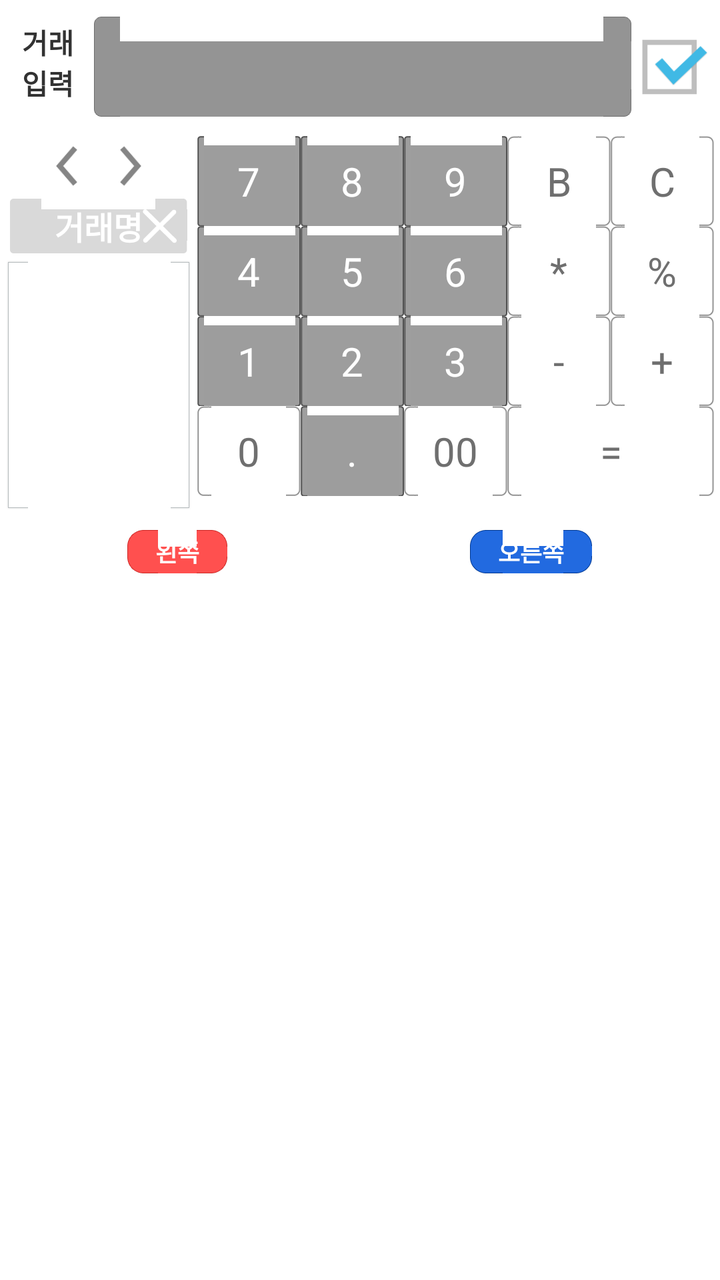
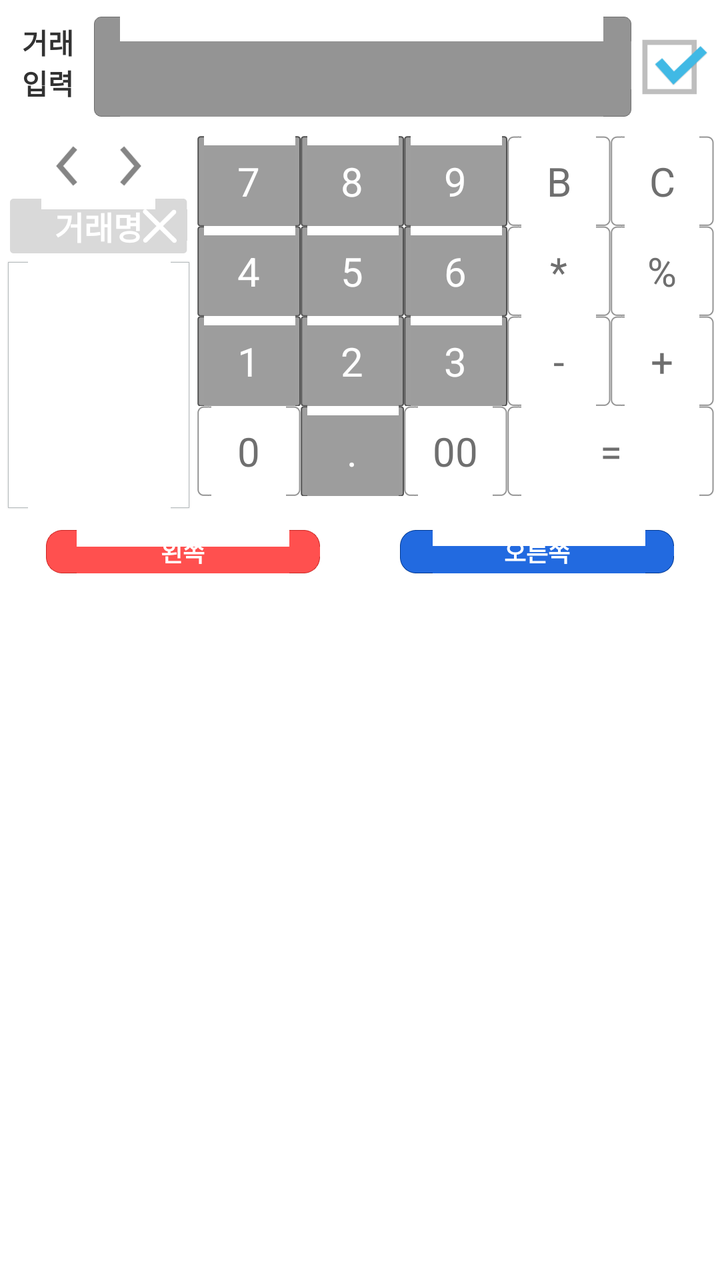

Screens rendered from an Android XML layout before and after an edit, with the pre-edit source and the edit as a unified diff.
<!-- AndroidManifest.xml: application theme AppTheme -->
<!-- res/layout/fragment_transaction_insert_tab.xml -->
<?xml version="1.0" encoding="utf-8"?>
<LinearLayout xmlns:android="http://schemas.android.com/apk/res/android"
    android:layout_width="match_parent"
    android:layout_height="match_parent"
    android:orientation="vertical"
    android:paddingLeft="3dp"
    android:paddingRight="3dp" >

    <LinearLayout
        android:layout_width="match_parent"
        android:layout_height="wrap_content"
        android:layout_marginBottom="4dp"
        android:layout_marginTop="6dp"
        android:orientation="horizontal"
        android:weightSum="1" >

        <TextView
            android:id="@+id/insert_mode"
            android:layout_width="wrap_content"
            android:layout_height="50dp"
            android:gravity="center"
            android:textSize="14sp"
            android:text="@string/mode_entry_insert"
            android:textStyle="bold"
            android:layout_weight="0.1" />

        <TextView
            android:id="@+id/insert_amount"
            android:layout_width="match_parent"
            android:layout_height="50dp"
            android:layout_gravity="right|center_vertical"
            android:layout_marginLeft="2dp"
            android:layout_marginRight="2dp"
            android:layout_weight="0.6"
            android:background="@drawable/input_box_dark"
            android:gravity="right|center_vertical"
            android:lines="1"
            android:paddingLeft="8dp"
            android:paddingRight="8dp"
            android:textColor="@color/text_white"
            android:textSize="25sp"
            android:textStyle="bold" />

        <ImageView
            android:id="@+id/insert_submit"
            android:layout_width="80dp"
            android:layout_height="55dp"
            android:layout_gravity="center"
            android:layout_weight="0.3"
            android:contentDescription="@string/na"
            android:gravity="center"
            android:src="@drawable/check_on" />
    </LinearLayout>

    <LinearLayout
        android:layout_width="match_parent"
        android:layout_height="wrap_content"
        android:layout_marginTop="3dp"
        android:baselineAligned="false"
        android:orientation="horizontal"
        android:weightSum="1" >

        <LinearLayout
            android:layout_width="wrap_content"
            android:layout_height="wrap_content"
            android:layout_weight="0.1"
            android:orientation="vertical" >

            <LinearLayout
                android:layout_width="wrap_content"
                android:layout_height="wrap_content"
                android:layout_gravity="center"
                android:gravity="center"
                android:orientation="horizontal" >

                <ImageView
                    android:id="@+id/insert_yesterday"
                    android:layout_width="wrap_content"
                    android:layout_height="30dp"
                    android:layout_gravity="center"
                    android:contentDescription="@string/na"
                    android:gravity="center"
                    android:src="@drawable/ic_action_previous_item" />

                <TextView
                    android:id="@+id/insert_date"
                    android:layout_width="wrap_content"
                    android:layout_height="30dp"
                    android:layout_gravity="center"
                    android:gravity="center"
                    android:textSize="15sp" />

                <ImageView
                    android:id="@+id/insert_tomorrow"
                    android:layout_width="wrap_content"
                    android:layout_height="30dp"
                    android:layout_gravity="center"
                    android:contentDescription="@string/na"
                    android:gravity="center"
                    android:src="@drawable/ic_action_next_item" />
            </LinearLayout>

            <FrameLayout
                android:layout_width="fill_parent"
                android:layout_height="wrap_content"
                android:layout_gravity="center"
                android:layout_marginBottom="3dp"
                android:layout_marginLeft="2dp"
                android:layout_marginRight="2dp"
                android:layout_marginTop="1dp" >

                <EditText
                    android:id="@+id/insert_entry_title"
                    android:layout_width="fill_parent"
                    android:layout_height="wrap_content"
                    android:layout_gravity="center"
                    android:background="@drawable/process_n"
                    android:gravity="center"
                    android:hint="@string/insert_item_title"
                    android:inputType="text"
                    android:padding="2dp"
                    android:textColor="@color/text_light_blue"
                    android:textColorHint="@color/text_white"
                    android:textSize="16sp"
                    android:textStyle="bold" />

                <ImageView
                    android:id="@+id/insert_title_clear"
                    android:layout_width="wrap_content"
                    android:layout_height="wrap_content"
                    android:layout_gravity="right|center_vertical"
                    android:contentDescription="@string/na"
                    android:src="@drawable/close" />
            </FrameLayout>

            <ListView
                android:id="@+id/insert_frequent_items"
                android:layout_width="fill_parent"
                android:layout_height="125dp"
                android:background="@drawable/input_box_rect"
                android:padding="2dp" />
        </LinearLayout>

        <LinearLayout
            android:layout_width="0dp"
            android:layout_height="wrap_content"
            android:layout_marginLeft="3dp"
            android:layout_weight="0.9"
            android:orientation="vertical" >

            <TableLayout
                android:layout_width="match_parent"
                android:layout_height="match_parent"
                android:layout_gravity="center"
                android:gravity="center"
                android:stretchColumns="1" >

                <TableRow>

                    <TextView
                        android:id="@+id/insert_pad_7"
                        android:layout_width="0dp"
                        android:layout_height="@dimen/calc_btn_height"
                        android:layout_gravity="center"
                        android:layout_weight="1"
                        android:background="@drawable/gray_box"
                        android:gravity="center"
                        android:padding="3dp"
                        android:text="@string/pad_7"
                        android:textColor="@color/calc_number_btn"
                        android:textSize="20sp" />

                    <TextView
                        android:id="@+id/insert_pad_8"
                        android:layout_width="0dp"
                        android:layout_height="@dimen/calc_btn_height"
                        android:layout_gravity="center"
                        android:layout_weight="1"
                        android:background="@drawable/gray_box"
                        android:gravity="center"
                        android:padding="3dp"
                        android:text="@string/pad_8"
                        android:textColor="@color/calc_number_btn"
                        android:textSize="20sp" />

                    <TextView
                        android:id="@+id/insert_pad_9"
                        android:layout_width="0dp"
                        android:layout_height="@dimen/calc_btn_height"
                        android:layout_gravity="center"
                        android:layout_weight="1"
                        android:background="@drawable/gray_box"
                        android:gravity="center"
                        android:padding="3dp"
                        android:text="@string/pad_9"
                        android:textColor="@color/calc_number_btn"
                        android:textSize="20sp" />

                    <TextView
                        android:id="@+id/insert_pad_back"
                        android:layout_width="0dp"
                        android:layout_height="@dimen/calc_btn_height"
                        android:layout_gravity="center"
                        android:layout_weight="1"
                        android:background="@drawable/white_box"
                        android:gravity="center"
                        android:padding="3dp"
                        android:text="@string/pad_back"
                        android:textColor="@color/calc_func_btn"
                        android:textSize="20sp" />

                    <TextView
                        android:id="@+id/insert_pad_clear"
                        android:layout_width="0dp"
                        android:layout_height="@dimen/calc_btn_height"
                        android:layout_gravity="center"
                        android:layout_weight="1"
                        android:background="@drawable/white_box"
                        android:gravity="center"
                        android:padding="3dp"
                        android:text="@string/pad_clear"
                        android:textColor="@color/calc_func_btn"
                        android:textSize="20sp" />
                </TableRow>

                <TableRow>

                    <TextView
                        android:id="@+id/insert_pad_4"
                        android:layout_width="0dp"
                        android:layout_height="@dimen/calc_btn_height"
                        android:layout_gravity="center"
                        android:layout_weight="1"
                        android:background="@drawable/gray_box"
                        android:gravity="center"
                        android:padding="3dp"
                        android:text="@string/pad_4"
                        android:textColor="@color/calc_number_btn"
                        android:textSize="20sp" />

                    <TextView
                        android:id="@+id/insert_pad_5"
                        android:layout_width="0dp"
                        android:layout_height="@dimen/calc_btn_height"
                        android:layout_gravity="center"
                        android:layout_weight="1"
                        android:background="@drawable/gray_box"
                        android:gravity="center"
                        android:padding="3dp"
                        android:text="@string/pad_5"
                        android:textColor="@color/calc_number_btn"
                        android:textSize="20sp" />

                    <TextView
                        android:id="@+id/insert_pad_6"
                        android:layout_width="0dp"
                        android:layout_height="@dimen/calc_btn_height"
                        android:layout_gravity="center"
                        android:layout_weight="1"
                        android:background="@drawable/gray_box"
                        android:gravity="center"
                        android:padding="3dp"
                        android:text="@string/pad_6"
                        android:textColor="@color/calc_number_btn"
                        android:textSize="20sp" />

                    <TextView
                        android:id="@+id/insert_pad_multiply"
                        android:layout_width="0dp"
                        android:layout_height="@dimen/calc_btn_height"
                        android:layout_gravity="center"
                        android:layout_weight="1"
                        android:background="@drawable/white_box"
                        android:gravity="center"
                        android:padding="3dp"
                        android:text="@string/pad_multiply"
                        android:textColor="@color/calc_func_btn"
                        android:textSize="20sp" />

                    <TextView
                        android:id="@+id/insert_pad_divide"
                        android:layout_width="0dp"
                        android:layout_height="@dimen/calc_btn_height"
                        android:layout_gravity="center"
                        android:layout_weight="1"
                        android:background="@drawable/white_box"
                        android:gravity="center"
                        android:padding="3dp"
                        android:text="@string/pad_divide"
                        android:textColor="@color/calc_func_btn"
                        android:textSize="20sp" />
                </TableRow>

                <TableRow>

                    <TextView
                        android:id="@+id/insert_pad_1"
                        android:layout_width="0dp"
                        android:layout_height="@dimen/calc_btn_height"
                        android:layout_gravity="center"
                        android:layout_weight="1"
                        android:background="@drawable/gray_box"
                        android:gravity="center"
                        android:padding="3dp"
                        android:text="@string/pad_1"
                        android:textColor="@color/calc_number_btn"
                        android:textSize="20sp" />

                    <TextView
                        android:id="@+id/insert_pad_2"
                        android:layout_width="0dp"
                        android:layout_height="@dimen/calc_btn_height"
                        android:layout_gravity="center"
                        android:layout_weight="1"
                        android:background="@drawable/gray_box"
                        android:gravity="center"
                        android:padding="3dp"
                        android:text="@string/pad_2"
                        android:textColor="@color/calc_number_btn"
                        android:textSize="20sp" />

                    <TextView
                        android:id="@+id/insert_pad_3"
                        android:layout_width="0dp"
                        android:layout_height="@dimen/calc_btn_height"
                        android:layout_gravity="center"
                        android:layout_weight="1"
                        android:background="@drawable/gray_box"
                        android:gravity="center"
                        android:padding="3dp"
                        android:text="@string/pad_3"
                        android:textColor="@color/calc_number_btn"
                        android:textSize="20sp" />

                    <TextView
                        android:id="@+id/insert_pad_minus"
                        android:layout_width="0dp"
                        android:layout_height="@dimen/calc_btn_height"
                        android:layout_gravity="center"
                        android:layout_weight="1"
                        android:background="@drawable/white_box"
                        android:gravity="center"
                        android:padding="3dp"
                        android:text="@string/pad_minus"
                        android:textColor="@color/calc_func_btn"
                        android:textSize="20sp" />

                    <TextView
                        android:id="@+id/insert_pad_plus"
                        android:layout_width="0dp"
                        android:layout_height="@dimen/calc_btn_height"
                        android:layout_gravity="center"
                        android:layout_weight="1"
                        android:background="@drawable/white_box"
                        android:gravity="center"
                        android:padding="3dp"
                        android:text="@string/pad_plus"
                        android:textColor="@color/calc_func_btn"
                        android:textSize="20sp" />
                </TableRow>

                <TableRow>

                    <TextView
                        android:id="@+id/insert_pad_10"
                        android:layout_width="0dp"
                        android:layout_height="@dimen/calc_btn_height"
                        android:layout_gravity="center"
                        android:layout_weight="1"
                        android:background="@drawable/white_box"
                        android:gravity="center"
                        android:padding="3dp"
                        android:text="@string/pad_10"
                        android:textColor="@color/calc_func_btn"
                        android:textSize="20sp" />

                    <TextView
                        android:id="@+id/insert_pad_point"
                        android:layout_width="0dp"
                        android:layout_height="@dimen/calc_btn_height"
                        android:layout_gravity="center"
                        android:layout_weight="1"
                        android:background="@drawable/gray_box"
                        android:gravity="center"
                        android:padding="3dp"
                        android:text="@string/pad_point"
                        android:textColor="@color/calc_number_btn"
                        android:textSize="20sp" />

                    <TextView
                        android:id="@+id/insert_pad_100"
                        android:layout_width="0dp"
                        android:layout_height="@dimen/calc_btn_height"
                        android:layout_gravity="center"
                        android:layout_weight="1"
                        android:background="@drawable/white_box"
                        android:gravity="center"
                        android:padding="3dp"
                        android:text="@string/pad_100"
                        android:textColor="@color/calc_func_btn"
                        android:textSize="20sp" />

                    <TextView
                        android:id="@+id/insert_pad_eq"
                        android:layout_width="0dp"
                        android:layout_height="@dimen/calc_btn_height"
                        android:layout_gravity="center"
                        android:layout_span="1"
                        android:layout_weight="2"
                        android:background="@drawable/white_box"
                        android:gravity="center"
                        android:padding="3dp"
                        android:text="@string/pad_eq"
                        android:textColor="@color/calc_func_btn"
                        android:textSize="20sp" />
                </TableRow>
            </TableLayout>
        </LinearLayout>
    </LinearLayout>

    <LinearLayout
        android:layout_width="match_parent"
        android:layout_height="wrap_content"
        android:layout_marginBottom="5dp"
        android:layout_marginTop="10dp"
        android:orientation="horizontal"
        android:weightSum="1" >

        <LinearLayout
            android:layout_width="wrap_content"
            android:layout_height="wrap_content"
            android:layout_gravity="top|center_horizontal"
            android:layout_weight="0.5"
            android:gravity="top|center_horizontal"
            android:orientation="vertical" >

            <TextView
                android:id="@+id/insert_category_left_title"
                android:layout_width="wrap_content"
                android:layout_height="wrap_content"
                android:background="@drawable/input_color_box_9"
                android:paddingBottom="2dp"
                android:paddingLeft="14dp"
                android:paddingRight="14dp"
                android:paddingTop="2dp"
                android:text="@string/insert_left_accounts"
                android:textColor="@color/text_white"
                android:textSize="12sp"
                android:textStyle="bold" />

            <ExpandableListView
                android:id="@+id/insert_category_left"
                android:layout_width="match_parent"
                android:layout_height="wrap_content"
                android:layout_marginTop="10dp"
                android:background="@drawable/input_box_rect"
                android:textSize="20sp" />
        </LinearLayout>

        <LinearLayout
            android:layout_width="wrap_content"
            android:layout_height="wrap_content"
            android:layout_gravity="top|center_horizontal"
            android:layout_weight="0.5"
            android:gravity="top|center_horizontal"
            android:orientation="vertical" >

            <TextView
                android:id="@+id/insert_category_right_title"
                android:layout_width="wrap_content"
                android:layout_height="wrap_content"
                android:background="@drawable/input_color_box_3"
                android:paddingBottom="2dp"
                android:paddingLeft="14dp"
                android:paddingRight="14dp"
                android:paddingTop="2dp"
                android:text="@string/insert_right_accounts"
                android:textColor="@color/text_white"
                android:textSize="12sp"
                android:textStyle="bold" />

            <ExpandableListView
                android:id="@+id/insert_category_right"
                android:layout_width="match_parent"
                android:layout_height="wrap_content"
                android:layout_marginTop="10dp"
                android:background="@drawable/input_box_rect"
                android:textSize="20sp" />
        </LinearLayout>
    </LinearLayout>

</LinearLayout>
<!-- resources referenced by this layout -->
<resources>
  <color name="text_light_blue">#43BEEB</color>
  <color name="text_white">#FFFFFF</color>
  <dimen name="calc_btn_height">45dp</dimen>
  <!-- drawable check_on: png bitmap (drawable-xxhdpi, 5563 bytes) -->
  <!-- drawable close: png bitmap (drawable-xxhdpi, 3419 bytes) -->
  <!-- drawable gray_box: png bitmap (drawable-xxhdpi, 3073 bytes) -->
  <!-- drawable ic_action_next_item: png bitmap (drawable-hdpi, 585 bytes) -->
  <!-- drawable ic_action_previous_item: png bitmap (drawable-hdpi, 599 bytes) -->
  <!-- drawable input_box_dark: png bitmap (drawable-xxhdpi, 1402 bytes) -->
  <!-- drawable input_box_rect: png bitmap (drawable-xxhdpi, 3099 bytes) -->
  <!-- drawable input_color_box_3: png bitmap (drawable-xxhdpi, 4025 bytes) -->
  <!-- drawable input_color_box_9: png bitmap (drawable-xxhdpi, 4063 bytes) -->
  <!-- drawable process_n: png bitmap (drawable-xxhdpi, 3063 bytes) -->
  <!-- drawable white_box: png bitmap (drawable-xxhdpi, 1377 bytes) -->
  <string name="insert_item_title">거래명</string>
  <string name="insert_left_accounts">왼쪽</string>
  <string name="insert_right_accounts">오른쪽</string>
  <string name="mode_entry_insert">거래 입력</string>
  <string name="na" />
  <string name="pad_1">1</string>
  <string name="pad_10">0</string>
  <string name="pad_100">00</string>
  <string name="pad_2">2</string>
  <string name="pad_3">3</string>
  <string name="pad_4">4</string>
  <string name="pad_5">5</string>
  <string name="pad_6">6</string>
  <string name="pad_7">7</string>
  <string name="pad_8">8</string>
  <string name="pad_9">9</string>
  <string name="pad_back">B</string>
  <string name="pad_clear">C</string>
  <string name="pad_divide">%</string>
  <string name="pad_eq">=</string>
  <string name="pad_minus">-</string>
  <string name="pad_multiply">*</string>
  <string name="pad_plus">+</string>
  <string name="pad_point">.</string>
  <style name="AppTheme" parent="AppBaseTheme">
          <item name="android:actionBarSize">40dp</item>
          
      </style>
  <style name="AppBaseTheme" parent="android:Theme.Light">
          
      </style>
</resources>

<!-- the commit's change to res/layout/fragment_transaction_insert_tab.xml (unified diff, before → after) -->
@@ -435,13 +435,17 @@
             android:orientation="vertical" >
 
             <TextView
+                android:layout_marginLeft="20dp"
+                android:layout_marginRight="20dp"
                 android:id="@+id/insert_category_left_title"
-                android:layout_width="wrap_content"
+                android:layout_width="match_parent"
                 android:layout_height="wrap_content"
                 android:background="@drawable/input_color_box_9"
                 android:paddingBottom="2dp"
                 android:paddingLeft="14dp"
+                android:gravity="center"
                 android:paddingRight="14dp"
+                android:maxLines="1"
                 android:paddingTop="2dp"
                 android:text="@string/insert_left_accounts"
                 android:textColor="@color/text_white"
@@ -466,13 +470,17 @@
             android:orientation="vertical" >
 
             <TextView
+                android:gravity="center"
+                android:layout_marginLeft="20dp"
+                android:layout_marginRight="20dp"
                 android:id="@+id/insert_category_right_title"
-                android:layout_width="wrap_content"
+                android:layout_width="match_parent"
                 android:layout_height="wrap_content"
                 android:background="@drawable/input_color_box_3"
                 android:paddingBottom="2dp"
                 android:paddingLeft="14dp"
                 android:paddingRight="14dp"
+                android:maxLines="1"
                 android:paddingTop="2dp"
                 android:text="@string/insert_right_accounts"
                 android:textColor="@color/text_white"
